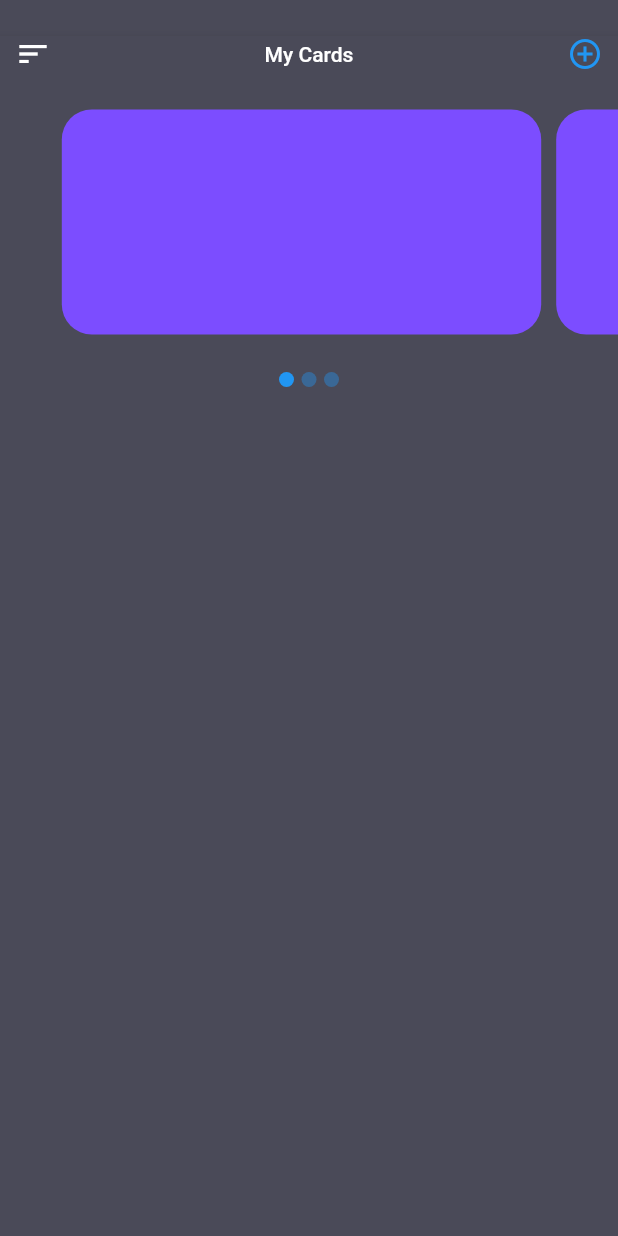
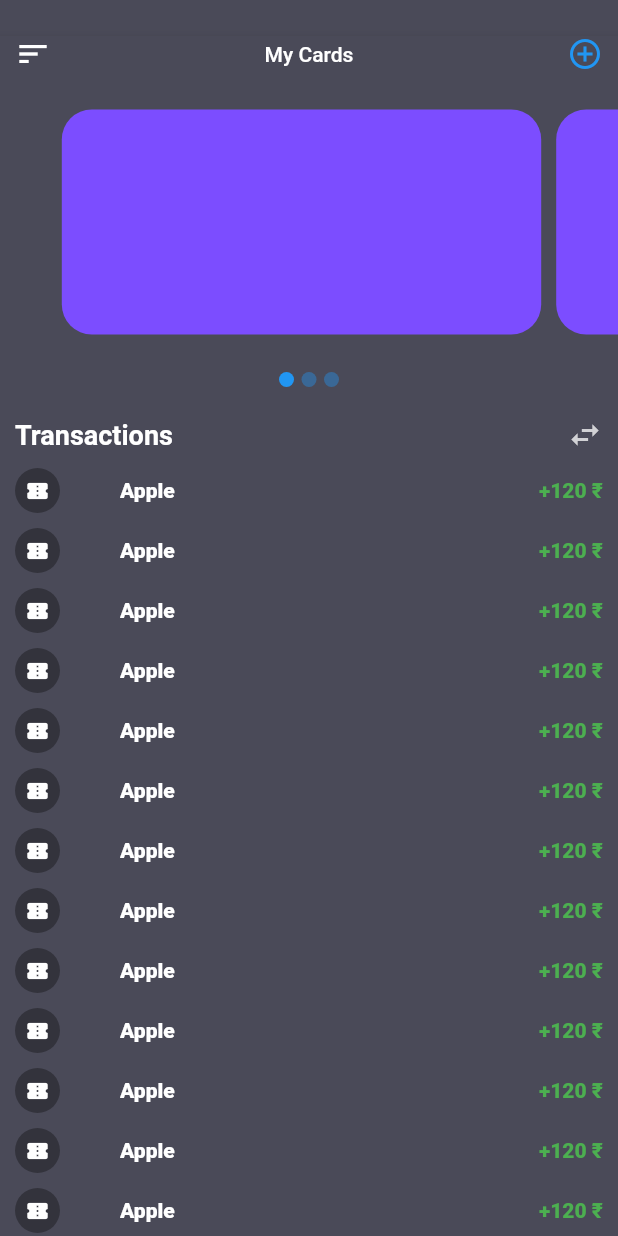
Before and after one commit to nimesh1997/flutter_dashboard_ui, a Flutter app: the screen it shows after launch, on a phone screen of 412 x 824 dp. Run offline on Flutter 3.47's test engine with Material 2 defaults, Android fonts, the phone set to English and light mode, and no system bars; our stand-ins replace dots_indicator.

```diff
--- a/lib/screens/HomeScreen.dart
+++ b/lib/screens/HomeScreen.dart
@@ -215,6 +215,7 @@ class _HomeScreenState extends State<HomeScreen> with SingleTickerProviderStateM
           crossAxisAlignment: CrossAxisAlignment.center,
           mainAxisAlignment: MainAxisAlignment.start,
           children: <Widget>[
+            // carousel container
             Container(
                 margin: EdgeInsets.only(top: 10.0),
                 height: 180.0,
@@ -233,6 +234,7 @@ class _HomeScreenState extends State<HomeScreen> with SingleTickerProviderStateM
             SizedBox(
               height: 10.0,
             ),
+            // three dots indicator
             Container(
               child: Row(
                 mainAxisSize: MainAxisSize.min,
@@ -249,9 +251,78 @@ class _HomeScreenState extends State<HomeScreen> with SingleTickerProviderStateM
                   _buildSingleDot(currentPageIndex == 2 ? Colors.blue : Colors.blue.withOpacity(0.4)),
                 ],
               ),
+            ),
+            SizedBox(
+              height: 20.0,
+            ),
+            Padding(
+              padding: const EdgeInsets.only(left: 10.0, right: 10.0),
+              child: Row(
+                crossAxisAlignment: CrossAxisAlignment.center,
+                mainAxisAlignment: MainAxisAlignment.spaceBetween,
+                children: <Widget>[
+                  Text(
+                    'Transactions',
+                    style: TextStyle(color: Colors.white, fontWeight: FontWeight.w600, fontSize: 18.0),
+                  ),
+                  Center(child: Icon(Icons.swap_horiz, color: Colors.white.withOpacity(0.75))),
+                ],
+              ),
+            ),
+            SizedBox(
+              height: 10.0,
+            ),
+            // listview
+            Container(
+              padding: EdgeInsets.only(left: 10.0, right: 10.0),
+              child: ListView.builder(
+                shrinkWrap: true,
+                primary: true,
+                itemCount: 20,
+                itemBuilder: (BuildContext context, int index) {
+                  return _buildListItem(index);
+                },
+              ),
             )
           ],
         ));
+  }
+
+  Widget _buildListItem(int index) {
+    return Container(
+      margin: EdgeInsets.only(bottom: 10.0),
+      decoration: BoxDecoration(
+          borderRadius: BorderRadius.all(Radius.circular(20)),
+//          boxShadow: [BoxShadow(offset: Offset(0, 3), spreadRadius: 6, color: Colors.grey)]
+      ),
+      child: Row(
+        crossAxisAlignment: CrossAxisAlignment.center,
+        mainAxisAlignment: MainAxisAlignment.spaceBetween,
+        children: <Widget>[
+          Row(
+            children: <Widget>[
+              // icon
+              Container(
+                width: 30.0,
+                height: 30.0,
+                decoration: BoxDecoration(shape: BoxShape.circle, color: Color(0xff33333c)),
+                child: Icon(
+                  Icons.confirmation_number,
+                  size: 16.0,
+                  color: Colors.white,
+                ),
+              ),
+              SizedBox(width: 40.0,),
+              Text(
+                'Apple',
+                style: TextStyle(color: Colors.white, fontWeight: FontWeight.w900),
+              ),
+            ],
+          ),
+          Text('+120 ₹', style: TextStyle(color: Colors.green, fontWeight: FontWeight.w900))
+        ],
+      ),
+    );
   }
 
   _buildCarouselContainer(int index) {
@@ -275,7 +346,6 @@ class _HomeScreenState extends State<HomeScreen> with SingleTickerProviderStateM
           decoration: BoxDecoration(color: Colors.deepPurpleAccent, borderRadius: BorderRadius.all(Radius.circular(20.0)))),
     );
   }
-}
 
   _buildSingleDot(Color color) {
     return Container(
@@ -284,3 +354,4 @@ _buildSingleDot(Color color) {
       decoration: BoxDecoration(shape: BoxShape.circle, color: color),
     );
   }
+}
```
Lines whose indentation alone changed are shown as unchanged.
